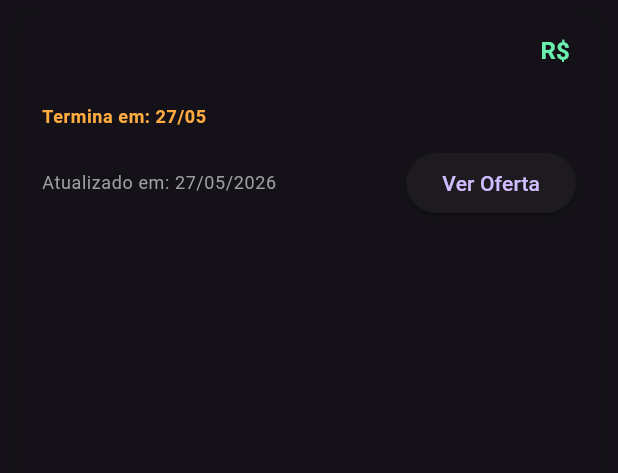
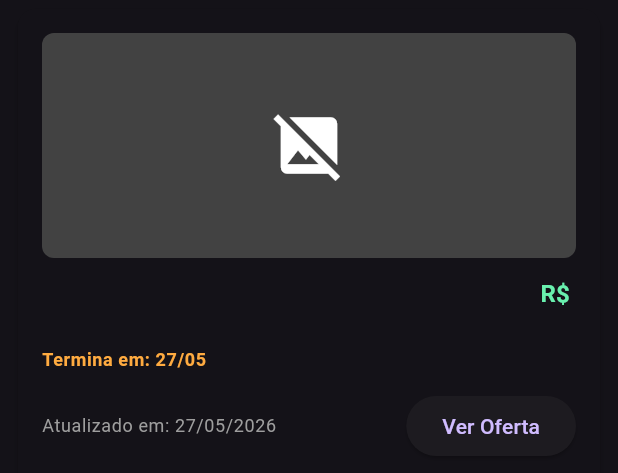
Before and after one commit to alvarestevam/game-deal-tracker-app, a Flutter app: the GameCard widget shown alone on an empty page, opened directly with empty values, on a phone screen of 412 x 824 dp. Shown: the top 473 px of the screen. Run offline on Flutter 3.47's test engine with Material 3 defaults, Android fonts, the phone set to English and light mode, and no system bars; our stand-ins replace cached_network_image, dio, shimmer; network calls fail.

Commit message:
UI: Integração de capas via CachedNetworkImage e implementação de Shimmer loading
Co-authored-by: alvarestevam <163478507+alvarestevam@users.noreply.github.com>

```diff
--- a/lib/models/game_deal.dart
+++ b/lib/models/game_deal.dart
@@ -14,6 +14,7 @@ class GameDeal {
   final DateTime updatedAt;
   final DateTime? promoStartDate;
   final DateTime? promoEndDate;
+  final String? imageUrl;
 
   GameDeal({
     required this.id,
@@ -29,6 +30,7 @@ class GameDeal {
     required this.updatedAt,
     this.promoStartDate,
     this.promoEndDate,
+    this.imageUrl,
   });
 
   factory GameDeal.fromJson(Map<String, dynamic> json) {
@@ -52,6 +54,7 @@ class GameDeal {
       promoEndDate: json['promo_end_date'] != null
           ? DateTime.tryParse(json['promo_end_date'].toString())
           : null,
+      imageUrl: json['image_url']?.toString(),
     );
   }
 
--- a/lib/views/giveaways_view.dart
+++ b/lib/views/giveaways_view.dart
@@ -2,6 +2,7 @@ import 'package:flutter/material.dart';
 import 'package:provider/provider.dart';
 import '../providers/game_provider.dart';
 import '../widgets/game_card.dart';
+import '../widgets/game_card_skeleton.dart';
 
 class GiveawaysView extends StatelessWidget {
   const GiveawaysView({super.key});
@@ -15,8 +16,9 @@ class GiveawaysView extends StatelessWidget {
       body: Consumer<GameProvider>(
         builder: (context, provider, child) {
           if (provider.isLoadingGiveaways && provider.giveaways.isEmpty) {
-            return const Center(
-              child: CircularProgressIndicator(),
+            return ListView.builder(
+              itemCount: 5,
+              itemBuilder: (context, index) => const GameCardSkeleton(),
             );
           }
 
--- a/lib/widgets/game_card.dart
+++ b/lib/widgets/game_card.dart
@@ -1,5 +1,6 @@
 import 'package:flutter/material.dart';
 import 'package:url_launcher/url_launcher.dart';
+import 'package:cached_network_image/cached_network_image.dart';
 import '../models/game_deal.dart';
 
 class GameCard extends StatelessWidget {
@@ -24,6 +25,39 @@ class GameCard extends StatelessWidget {
         child: Column(
           crossAxisAlignment: CrossAxisAlignment.start,
           children: [
+            if (game.imageUrl != null && game.imageUrl!.isNotEmpty)
+              ClipRRect(
+                borderRadius: BorderRadius.circular(8),
+                child: CachedNetworkImage(
+                  imageUrl: game.imageUrl!,
+                  height: 150,
+                  width: double.infinity,
+                  fit: BoxFit.cover,
+                  placeholder: (context, url) => Container(
+                    height: 150,
+                    color: Colors.grey[800],
+                    child: const Center(
+                      child: CircularProgressIndicator(),
+                    ),
+                  ),
+                  errorWidget: (context, url, error) => Container(
+                    height: 150,
+                    color: Colors.grey[800],
+                    child: const Icon(Icons.broken_image, size: 50),
+                  ),
+                ),
+              )
+            else
+              Container(
+                height: 150,
+                width: double.infinity,
+                decoration: BoxDecoration(
+                  color: Colors.grey[800],
+                  borderRadius: BorderRadius.circular(8),
+                ),
+                child: const Icon(Icons.image_not_supported, size: 50),
+              ),
+            const SizedBox(height: 12),
             Row(
               crossAxisAlignment: CrossAxisAlignment.start,
               children: [
--- a/pubspec.yaml
+++ b/pubspec.yaml
@@ -14,6 +14,8 @@ dependencies:
   shared_preferences: ^2.2.2
   google_fonts: ^6.1.0
   url_launcher: ^6.3.1
+  cached_network_image: ^3.4.1
+  shimmer: ^3.0.0
 
 dev_dependencies:
   flutter_test:
```
Also changed, not shown: lib/views/audit_view.dart (+31 -1 lines), lib/views/deals_view.dart (+5 -3 lines), lib/widgets/game_card_skeleton.dart (added, +91 -0 lines), pubspec.lock, 7 other files.
